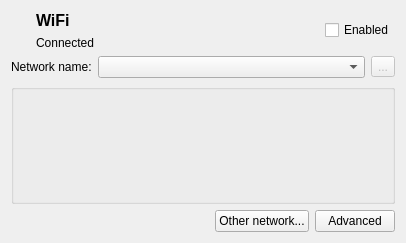
Qt form src/wirelesspage.ui (OSSystems/qconnman-ui) before a commit.
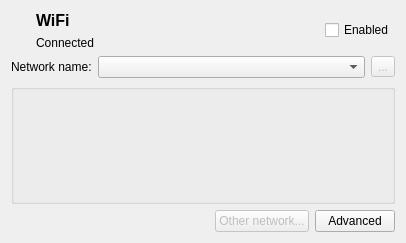
The same form after that commit. Icons and pictures are not drawn. Custom widgets are drawn as their Qt base class.

Commit message: Wirelesspage: Update otherNetworkButton status

Patch:
```diff
--- a/src/wirelesspage.ui
+++ b/src/wirelesspage.ui
@@ -170,6 +170,9 @@
      </item>
      <item>
       <widget class="QPushButton" name="otherNetworkButton">
+       <property name="enabled">
+        <bool>false</bool>
+       </property>
        <property name="text">
         <string>Other network...</string>
        </property>
```
Left out of the diff: 4 changed lines with no effect on the pictures. The commit also changes 1 other file.
